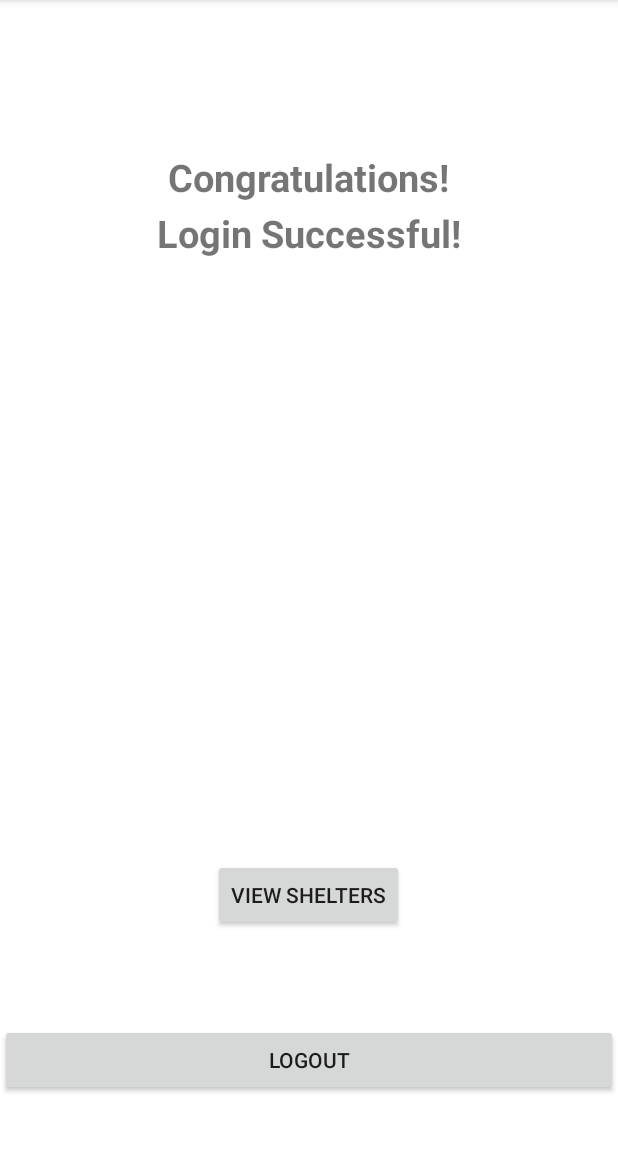
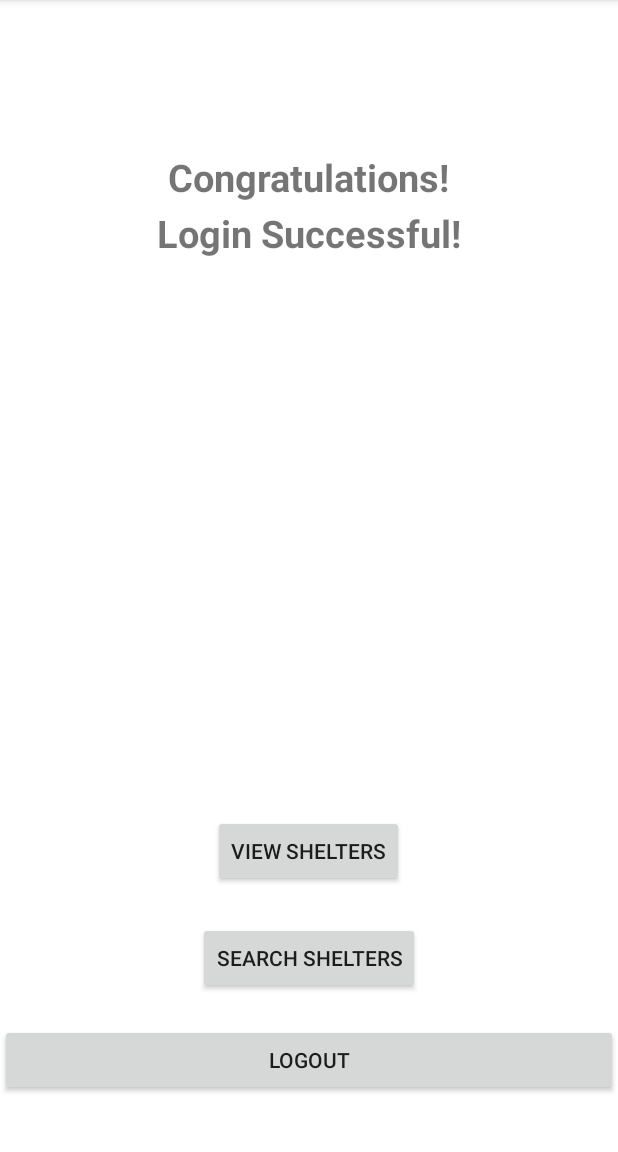
Before and after one commit to christopher-sun/DoYouNodeDeWey, an Android app: the LoggedIn screen opened directly, with no data from a screen before it, on a phone screen of 412 x 824 dp, the part 84-1236 px from its top. Run offline under Robolectric (Android 15) with nearby library versions, the phone set to English and light mode, and no system bars.

Commit message:
added search button and screen

```diff
--- a/DoYouNodeDeWey/app/build.gradle
+++ b/DoYouNodeDeWey/app/build.gradle
@@ -16,6 +16,10 @@ android {
             proguardFiles getDefaultProguardFile('proguard-android.txt'), 'proguard-rules.pro'
         }
     }
+    compileOptions {
+        targetCompatibility 1.8
+        sourceCompatibility 1.8
+    }
 }
 
 dependencies {
--- a/DoYouNodeDeWey/app/src/main/java/com/example/mohammed/doyounodedewey/LoggedIn.java
+++ b/DoYouNodeDeWey/app/src/main/java/com/example/mohammed/doyounodedewey/LoggedIn.java
@@ -10,6 +10,7 @@ public class LoggedIn extends AppCompatActivity {
 
     public Button logoutBut;
     public Button shelterBut;
+    public Button searchBut;
 
     public void init() {
         logoutBut = findViewById(R.id.logoutBut);
@@ -29,6 +30,15 @@ public class LoggedIn extends AppCompatActivity {
                 startActivity(toy);
             }
         });
+        searchBut = findViewById(R.id.searchBut);
+        searchBut.setOnClickListener(new View.OnClickListener() {
+            @Override
+            public void onClick(View v) {
+                Intent toy = new Intent(LoggedIn.this,
+                        SearchActivity.class);
+                startActivity(toy);
+            }
+        });
     }
 
     @Override
--- a/DoYouNodeDeWey/app/src/main/java/com/example/mohammed/doyounodedewey/LoginActivity.java
+++ b/DoYouNodeDeWey/app/src/main/java/com/example/mohammed/doyounodedewey/LoginActivity.java
@@ -353,7 +353,7 @@ public class LoginActivity extends AppCompatActivity implements LoaderCallbacks<
                 startActivity(toy);
                 //finish();
             } else {
-                mPasswordView.setError(getString(R.string.error_incorrect_password));
+                mPasswordView.setError("User/Password combo is incorrect");
                 mPasswordView.requestFocus();
             }
         }
--- a/DoYouNodeDeWey/app/src/main/res/layout/activity_logged_in.xml
+++ b/DoYouNodeDeWey/app/src/main/res/layout/activity_logged_in.xml
@@ -40,9 +40,18 @@
         android:id="@+id/shelterBut"
         android:layout_width="wrap_content"
         android:layout_height="wrap_content"
+        android:layout_above="@+id/searchBut"
+        android:layout_centerHorizontal="true"
+        android:layout_marginBottom="23dp"
+        android:text="View Shelters" />
+
+    <Button
+        android:id="@+id/searchBut"
+        android:layout_width="wrap_content"
+        android:layout_height="wrap_content"
         android:layout_above="@+id/logoutBut"
         android:layout_centerHorizontal="true"
-        android:layout_marginBottom="62dp"
-        android:text="View Shelters" />
+        android:layout_marginBottom="20dp"
+        android:text="Search Shelters" />
 
 </RelativeLayout>
```
Also changed, not shown: DoYouNodeDeWey/app/src/main/java/com/example/mohammed/doyounodedewey/SearchActivity.java (added, +17 -0 lines), DoYouNodeDeWey/app/src/main/res/layout/activity_search.xml (added, +91 -0 lines).
